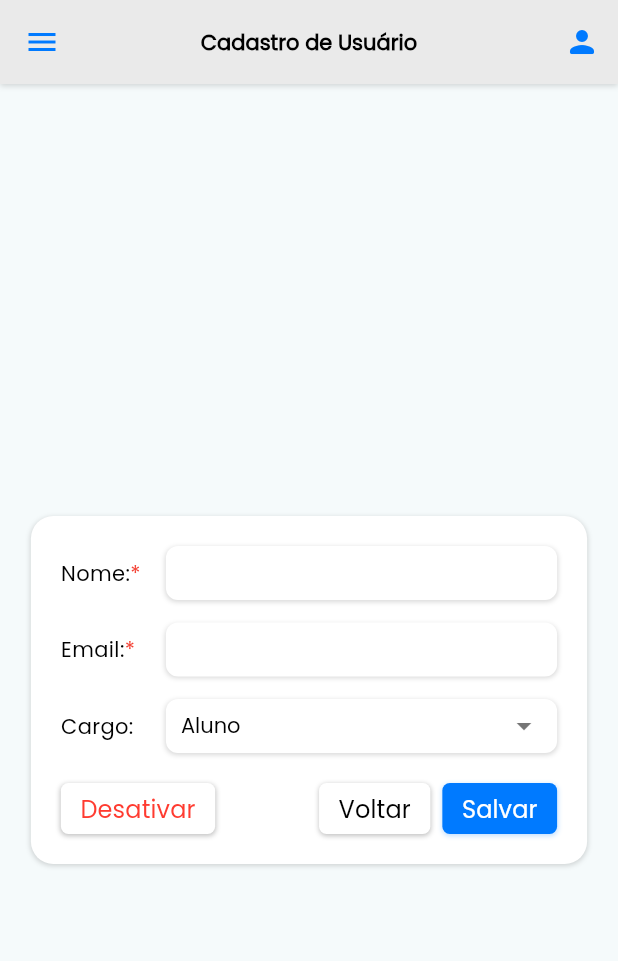
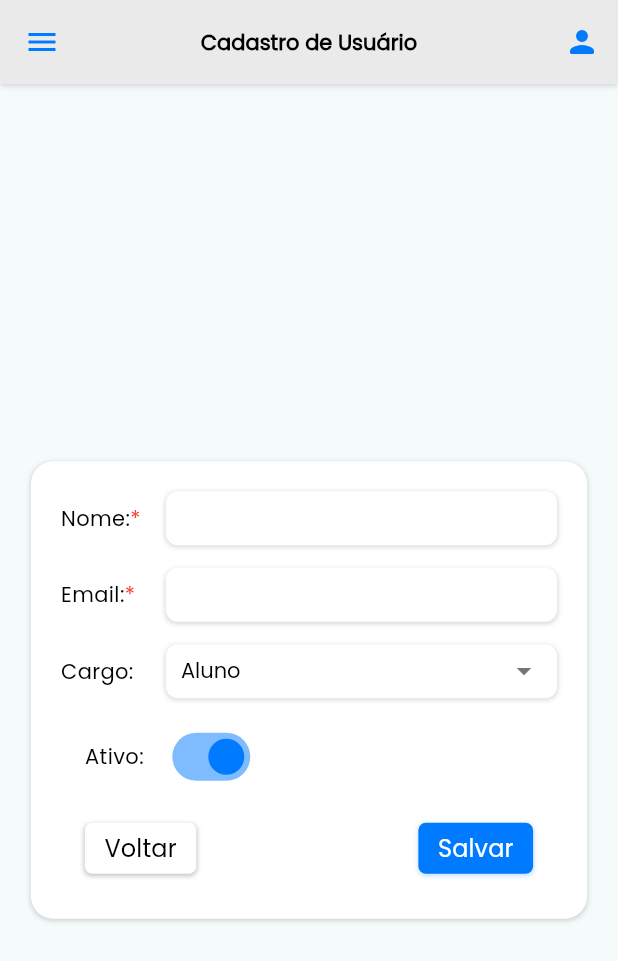
Before and after one commit to NutriClin/nutriclin, a Flutter app: the UsuarioDetalhe screen opened directly, on a phone screen of 412 x 824 dp. Shown: the top 961 px of the screen. Run offline on Flutter 3.47's test engine with Material 3 defaults, Android fonts, the phone set to English and light mode, and no system bars; our stand-ins replace cloud_firestore, firebase_auth, firebase_core, flutter_svg, toastification; accounts and stored records are empty.

Commit message:
feat: ajuste no formulario

```diff
--- a/nutri_app/lib/components/custom_dropdown.dart
+++ b/nutri_app/lib/components/custom_dropdown.dart
@@ -59,10 +59,10 @@ class CustomDropdown extends StatelessWidget {
                   icon:
                       const Icon(Icons.arrow_drop_down, color: Colors.black54),
                   style: const TextStyle(
+                    fontWeight: FontWeight.w500,
+                    color: Colors.black,
                     fontSize: 14,
-                    fontWeight: FontWeight.w500,
                     fontFamily: 'Poppins',
-                    color: Colors.black,
                   ),
                   enableFeedback: enabled,
                   onChanged: enabled ? onChanged : null,
--- a/nutri_app/lib/main.dart
+++ b/nutri_app/lib/main.dart
@@ -27,7 +27,7 @@ class MyApp extends StatelessWidget {
         colorScheme: ColorScheme.fromSeed(seedColor: const Color(0xFFF5F5F5)),
         useMaterial3: true,
       ),
-      initialRoute: '/login',
+      initialRoute: '/usuario',
       routes: {
         '/login': (context) => const LoginPage(),
         '/usuario': (context) => const UsuarioPage(),
--- a/nutri_app/lib/pages/usuario_detalhe.dart
+++ b/nutri_app/lib/pages/usuario_detalhe.dart
@@ -103,7 +103,6 @@ class _UsuarioDetalheState extends State<UsuarioDetalhe> {
   String _nomeErrorMessage = '';
   String _emailErrorMessage = '';
 
-  // Método para validar todos os campos
   bool _validarCampos() {
     bool valido = true;
     String nome = nomeController.text.trim();
@@ -182,7 +181,7 @@ class _UsuarioDetalheState extends State<UsuarioDetalhe> {
     }
   }
 
-  Future<void> _ativarDesativarUsuario() async {
+  Future<void> _toggleAtivoStatus(bool newValue) async {
     setState(() {
       isLoading = true;
     });
@@ -190,20 +189,28 @@ class _UsuarioDetalheState extends State<UsuarioDetalhe> {
     try {
       String resultado = await _usuarioController.ativarDesativarUsuario(
         idUsuario: widget.idUsuario,
-        ativo: !_ativo,
+        ativo: newValue,
       );
 
       if (resultado.contains('sucesso')) {
         setState(() {
-          _isAtivo = !_isAtivo;
+          _isAtivo = newValue;
+          _ativo = newValue;
         });
         _mostrarToast(resultado, isError: false);
-        Navigator.pop(context);
       } else {
         _mostrarToast(resultado);
+        setState(() {
+          _isAtivo = !newValue;
+          _ativo = !newValue;
+        });
       }
     } catch (e) {
       _mostrarToast('Erro ao alterar status do usuário: ${e.toString()}');
+      setState(() {
+        _isAtivo = !newValue;
+        _ativo = !newValue;
+      });
     } finally {
       setState(() {
         isLoading = false;
@@ -354,15 +361,6 @@ class _UsuarioDetalheState extends State<UsuarioDetalhe> {
                                     }
                                   },
                                 ),
-                                !_isEditMode
-                                    ? SizedBox.shrink()
-                                    : const SizedBox(height: 15),
-                                !_isEditMode
-                                    ? SizedBox.shrink()
-                                    : CustomButton(
-                                        text: 'Redefinir Senha',
-                                        onPressed: _mostrarAlterarSenhaModal,
-                                      ),
                                 const SizedBox(height: 15),
                                 CustomDropdown(
                                   label: 'Cargo:',
@@ -376,19 +374,53 @@ class _UsuarioDetalheState extends State<UsuarioDetalhe> {
                                   },
                                   width: 60,
                                 ),
+                                const SizedBox(height: 15),
+                                Padding(
+                                  padding: const EdgeInsets.symmetric(
+                                      horizontal: 16.0),
+                                  child: Row(
+                                    children: [
+                                      const Text(
+                                        'Ativo:',
+                                        style: TextStyle(
+                                          fontSize: 14,
+                                          fontFamily: 'Poppins',
+                                          fontWeight: FontWeight.w500,
+                                          color: Colors.black,
+                                        ),
+                                      ),
+                                      const SizedBox(width: 15),
+                                      Switch(
+                                        value: _isAtivo,
+                                        onChanged: (value) {
+                                          _toggleAtivoStatus(value);
+                                        },
+                                        activeColor: const Color(0xFF007AFF),
+                                      ),
+                                    ],
+                                  ),
+                                ),
+                                if (_isEditMode) const SizedBox(height: 15),
+                                if (_isEditMode)
+                                  Padding(
+                                    padding: const EdgeInsets.symmetric(
+                                        horizontal: 16.0),
+                                    child: CustomButton(
+                                      text: 'Redefinir Senha',
+                                      onPressed: _mostrarAlterarSenhaModal,
+                                      color: Colors.white,
+                                      textColor: Colors.red,
+                                      boxShadowColor: Colors.red,
+                                    ),
+                                  ),
                                 const SizedBox(height: 20),
-                                Row(
+                                Padding(
+                                  padding: const EdgeInsets.symmetric(
+                                      horizontal: 16.0),
+                                  child: Row(
+                                    mainAxisAlignment:
+                                        MainAxisAlignment.spaceBetween,
                                     children: [
-                                    CustomButton(
-                                      text: _isAtivo ? 'Desativar' : 'Ativar',
-                                      onPressed: _ativarDesativarUsuario,
-                                      color: Colors.white,
-                                      textColor: _isAtivo
-                                          ? Color(0xFFFF3B30)
-                                          : Color(0xFF34C759),
-                                      boxShadowColor: Colors.black,
-                                    ),
-                                    Expanded(child: SizedBox.shrink()),
                                       CustomButton(
                                         text: 'Voltar',
                                         onPressed: () => Navigator.pop(context),
@@ -396,13 +428,14 @@ class _UsuarioDetalheState extends State<UsuarioDetalhe> {
                                         textColor: Colors.black,
                                         boxShadowColor: Colors.black,
                                       ),
-                                    SizedBox(width: 8),
                                       CustomButton(
                                         text: 'Salvar',
                                         onPressed: _salvarUsuario,
                                       ),
                                     ],
                                   ),
+                                ),
+                                const SizedBox(height: 10),
                               ],
                             ),
                           ),
```
Lines whose indentation alone changed are shown as unchanged.
